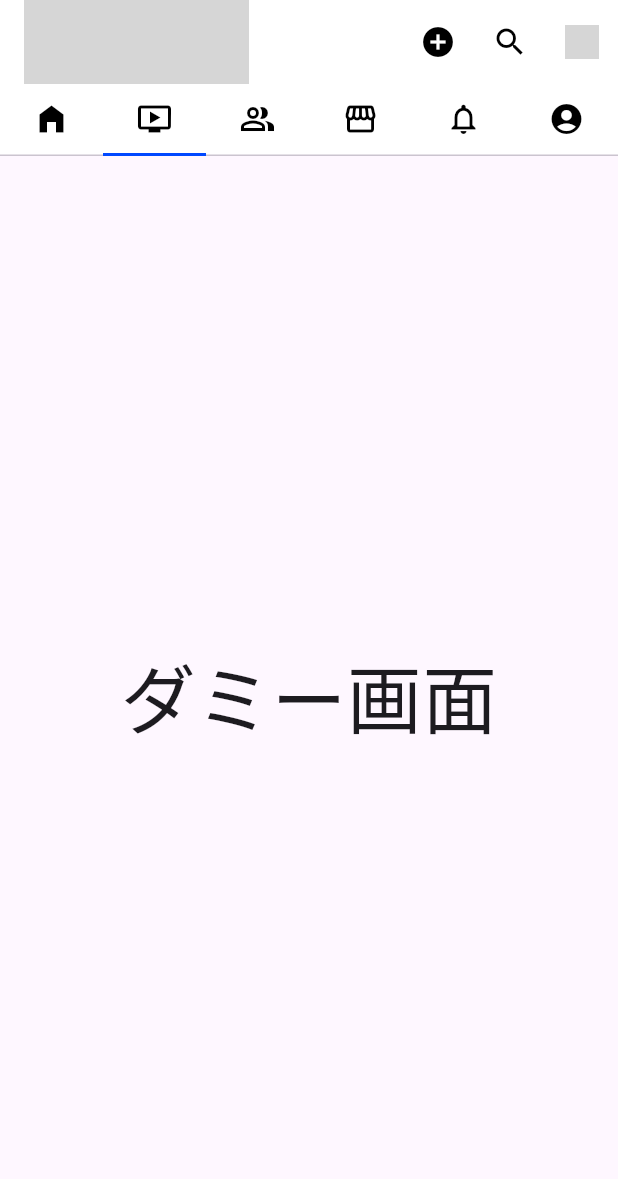
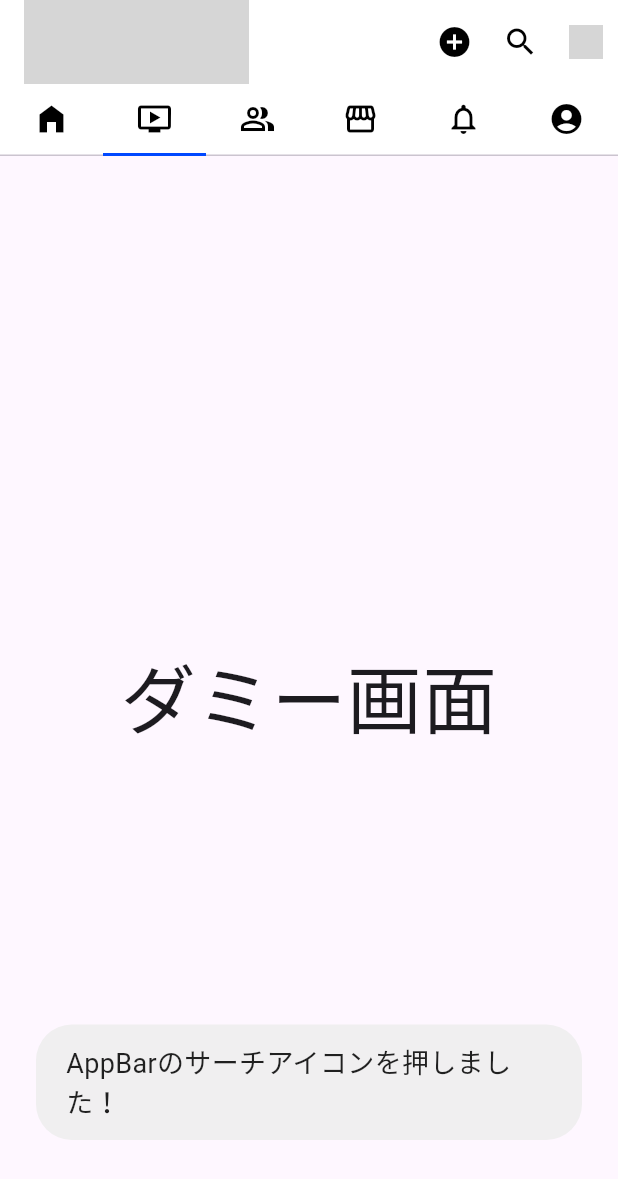
Before and after one commit to kenchan-3peace/facebook_widget, a Flutter app: the screen it shows after launch, tab 2 chosen, after a tap on the "search" icon, on a phone screen of 412 x 824 dp. Shown: the top 1179 px of the screen. Run offline on Flutter 3.47's test engine with Material 3 defaults, Android fonts, the phone set to English and light mode, and no system bars; our stand-ins replace fluttertoast, logger; network calls fail; grey boxes are pictures that could not be loaded.

Commit message:
一部のログをトーストへ変更

```diff
--- a/lib/main.dart
+++ b/lib/main.dart
@@ -1,6 +1,7 @@
 import 'package:facebook_widget/pages/home.dart';
 import 'package:flutter/material.dart';
 import 'package:logger/logger.dart';
+import 'package:fluttertoast/fluttertoast.dart';
 
 void main() {
   runApp(const MyApp());
@@ -38,23 +39,38 @@
         backgroundColor: Colors.white,
         title: Image.network('https://upload.wikimedia.org/wikipedia/commons/thumb/8/89/Facebook_Logo_%282019%29.svg/1280px-Facebook_Logo_%282019%29.svg.png', width: 150,) ,
         actions:[
-          IconButton(
-            icon: const Icon(Icons.add_circle, color: Colors.black,),
-            onPressed: () {
-              logger.i('１が押された');
-            }
+          GestureDetector(
+            onTap:(){
+              Fluttertoast.showToast(
+                msg: 'AppBarの＋アイコンを押しました！',
+                fontSize: 18,
+              );
+            },
+            child: const Padding(padding: EdgeInsets.symmetric(horizontal: 10),
+              child: Icon(Icons.add_circle, color: Colors.black,),
+            )
           ),
-          IconButton(
-            icon: const Icon(Icons.search, color: Colors.black,),
-            onPressed: () {
-              logger.i('2が押された');
-            }
+          GestureDetector(
+            onTap:(){
+              Fluttertoast.showToast(
+                msg: 'AppBarのサーチアイコンを押しました！',
+                fontSize: 18,
+              );
+            },
+            child: const Padding(padding: EdgeInsets.symmetric(horizontal: 10),
+            child: Icon(Icons.search, color: Colors.black,),
+            ),
           ),
-          IconButton(
-            icon: Image.network('https://www.iconpacks.net/icons/2/free-facebook-messenger-icon-2882-thumb.png', width: 23,),
-            onPressed: () {
-              logger.i('3が押された');
-            }
+          GestureDetector(
+            onTap:(){
+              Fluttertoast.showToast(
+                msg: 'AppBarのメッセンジャーアイコンを押しました！',
+                fontSize: 18,
+              );
+            },
+            child: Padding(padding: EdgeInsets.symmetric(horizontal: 10),
+            child: Image.network('https://www.iconpacks.net/icons/2/free-facebook-messenger-icon-2882-thumb.png', width: 23,),
+            ),
           ),
         ],
         bottom: const TabBar(
--- a/lib/pages/home.dart
+++ b/lib/pages/home.dart
@@ -14,7 +14,15 @@
         Padding(padding: const EdgeInsets.symmetric(horizontal: 10, vertical: 10),
           child: Row(
           children:[
-            const Icon(Icons.account_circle, size: 40,),
+            GestureDetector(
+            onTap:(){
+              Fluttertoast.showToast(
+                msg: 'アカウントアイコンを押しました！',
+                fontSize: 18,
+              );
+            },
+            child: const Icon(Icons.account_circle, size: 40,),
+            ),
             Expanded(child:
             SizedBox(
               height: 30,
@@ -24,14 +32,25 @@
                   alignment: Alignment.centerLeft,
                 ),
                 onPressed: () {
-                  logger.i('１が押された');
+                  Fluttertoast.showToast(
+                  msg: 'その気持ち、シェアしようを押しました！',
+                  fontSize: 16,
+                );
                 },
                 child: const Text('その気持ち、シェアしよう'),
               ),
             ),
             ),
-            const Padding(padding: EdgeInsets.only(left: 15),
+            GestureDetector(
+            onTap:(){
+              Fluttertoast.showToast(
+                msg: 'イメージアイコンを押しました！',
+                fontSize: 18,
+              );
+            },
+            child: const Padding(padding: EdgeInsets.only(left: 15),
                child: Icon(Icons.filter, size: 25, color: Colors.green),
+            ),
             ),
             ],
           ),
```
